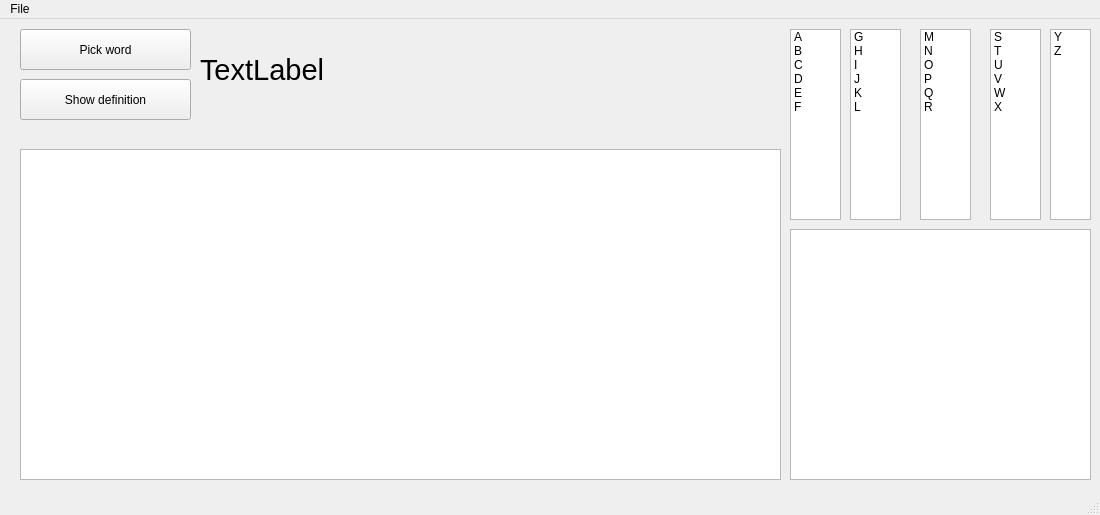
Niccko/DefinitionLookUp, file des.ui: the form before one commit.
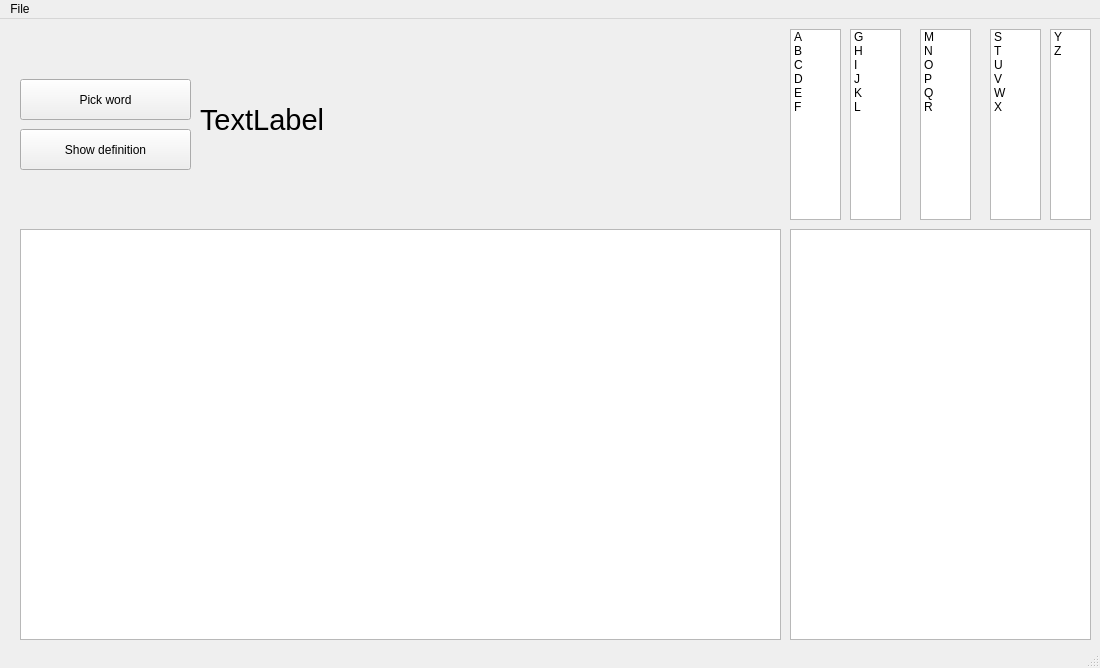
The form after the commit.

```diff
--- a/des.ui
+++ b/des.ui
@@ -7,7 +7,7 @@
     <x>0</x>
     <y>0</y>
     <width>1100</width>
-    <height>515</height>
+    <height>668</height>
    </rect>
   </property>
   <property name="windowTitle">
@@ -18,9 +18,9 @@
     <property name="geometry">
      <rect>
       <x>20</x>
-      <y>130</y>
+      <y>210</y>
       <width>761</width>
-      <height>331</height>
+      <height>411</height>
      </rect>
     </property>
     <property name="font">
@@ -33,7 +33,7 @@
     <property name="geometry">
      <rect>
       <x>20</x>
-      <y>10</y>
+      <y>60</y>
       <width>171</width>
       <height>41</height>
      </rect>
@@ -46,7 +46,7 @@
     <property name="geometry">
      <rect>
       <x>20</x>
-      <y>60</y>
+      <y>110</y>
       <width>171</width>
       <height>41</height>
      </rect>
@@ -59,7 +59,7 @@
     <property name="geometry">
      <rect>
       <x>200</x>
-      <y>20</y>
+      <y>70</y>
       <width>581</width>
       <height>61</height>
      </rect>
@@ -79,7 +79,7 @@
       <x>790</x>
       <y>210</y>
       <width>301</width>
-      <height>251</height>
+      <height>411</height>
      </rect>
     </property>
    </widget>
```
